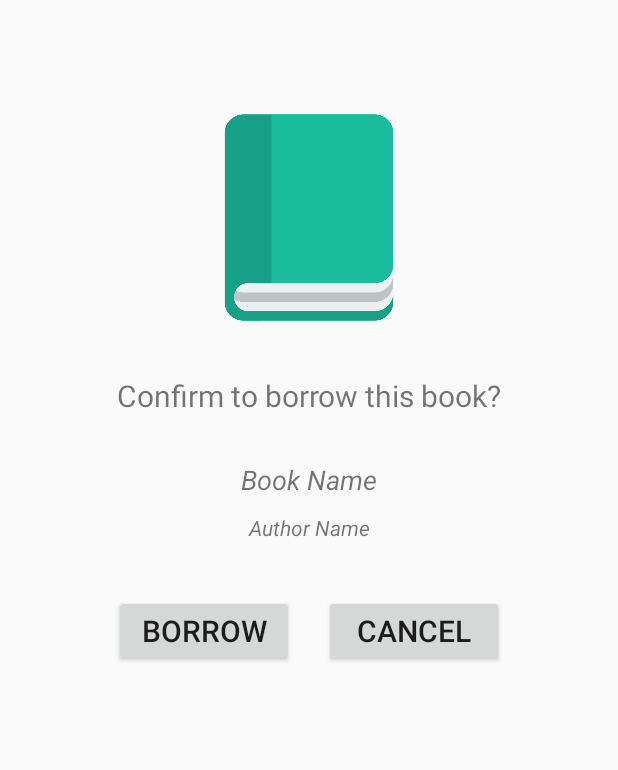
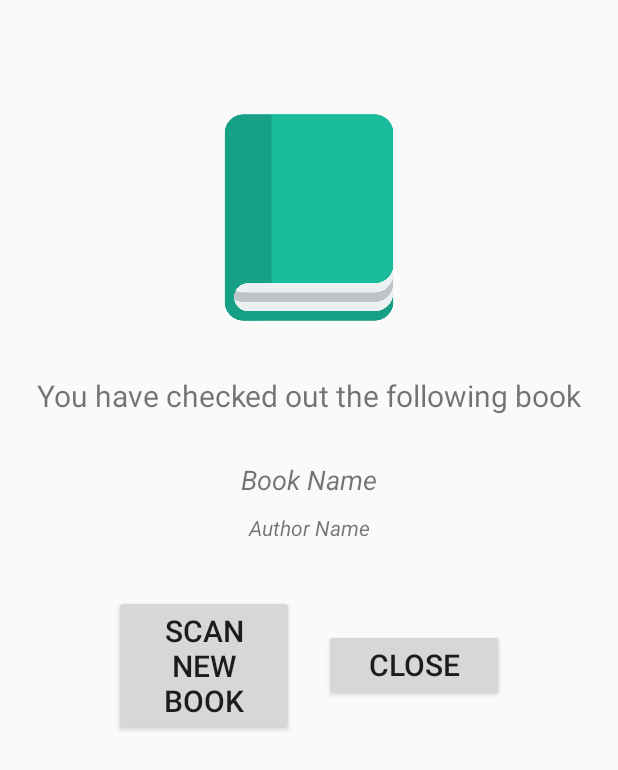
Before and after one commit to josh26turner/UoB-Library-App, an Android app: the layout activity_confirm.xml on its own in the app's theme, with its tools: preview values and no code run, on a phone screen of 412 x 824 dp. Shown: the top 770 px of the screen. Run offline under Robolectric (Android 15) with nearby library versions, the light colour scheme and no system bars.

Commit message:
Change confirm activity to show book that has been checked out
Also changed:
 - WMSNCIPService now contains the checkout method
 - Scan activity sends intent to WMSNCIPService when book is scanned
 - When response is recieved the confirm activity is triggered

```diff
--- a/app/src/main/res/layout/activity_confirm.xml
+++ b/app/src/main/res/layout/activity_confirm.xml
@@ -12,13 +12,13 @@
     <TextView
         android:layout_width="match_parent"
         android:layout_height="wrap_content"
-        android:text="Confirm to borrow this book?"
+        android:layout_gravity="center"
+        android:layout_marginTop="30dp"
+        android:fontFamily="sans-serif"
+        android:text="You have checked out the following book"
+        android:textAlignment="center"
         android:textSize="20dp"
-        android:fontFamily="sans-serif"
-        android:textStyle="normal"
-        android:layout_gravity="center"
-        android:textAlignment="center"
-        android:layout_marginTop="30dp"/>
+        android:textStyle="normal" />
 
 
     <TextView
@@ -56,19 +56,20 @@
 
         <Button
 
-            android:id="@+id/borrow_button"
+            android:id="@+id/scan_button"
             android:layout_width="120dp"
             android:layout_height="wrap_content"
             android:layout_marginRight="10dp"
-            android:text="Borrow"
+            android:text="Scan new book"
             android:textSize="20dp" />
 
         <Button
+            android:id="@+id/close_button"
             android:layout_width="120dp"
             android:layout_height="wrap_content"
-            android:text="Cancel"
-            android:textSize="20dp"
-            android:layout_marginLeft="10dp"/>
+            android:layout_marginLeft="10dp"
+            android:text="Close"
+            android:textSize="20dp" />
 
     </LinearLayout>
 
--- a/app/src/main/res/layout/activity_login.xml
+++ b/app/src/main/res/layout/activity_login.xml
@@ -11,7 +11,7 @@
         style="?android:attr/progressBarStyleHorizontal"
         android:layout_width="match_parent"
         android:layout_height="wrap_content"
-        android:layout_marginTop="-6dp" />
+        android:layout_marginTop="-7dp" />
 
     <WebView
         android:id="@+id/loginWebView"
```
Also changed, not shown: app/src/main/java/spe/uoblibraryapp/ActivityConfirm.java (+66 -20 lines), app/src/main/java/spe/uoblibraryapp/ActivityScanNFC.java (+15 -3 lines), app/src/main/java/spe/uoblibraryapp/api/ncip/WMSNCIPService.java (+6 -4 lines), app/src/main/java/spe/uoblibraryapp/api/wmsobjects/WMSCheckout.java (+104 -44 lines), app/src/main/java/spe/uoblibraryapp/api/wmsobjects/WMSUserProfile.java (+0 -10 lines).
